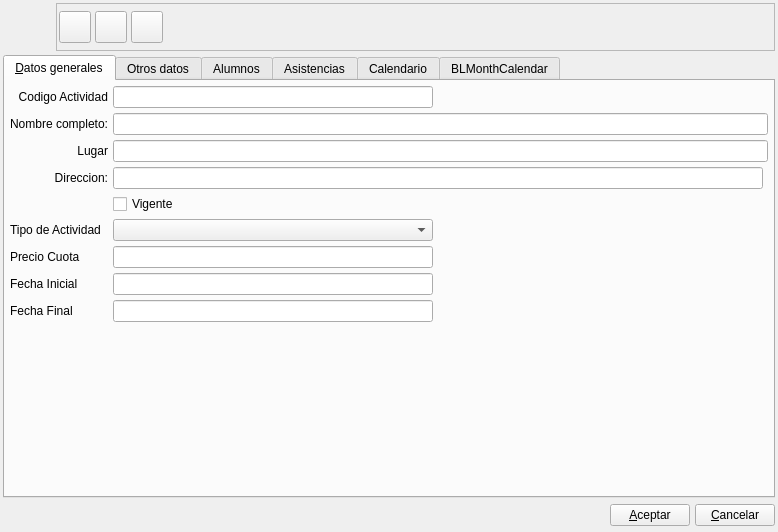
eboladev/Bulmages-1, file bulmages/bulmafact/plugins/pluginbf_actividad/actividadbase.ui: the form before one commit.
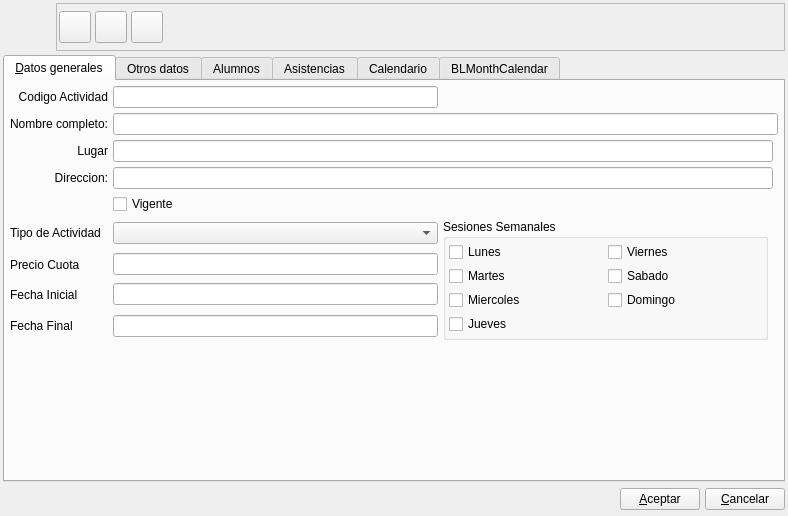
The form after the commit. Icons and pictures are not drawn. Custom widgets are drawn as their Qt base class.

The edit to the form file:
```diff
--- a/bulmages/bulmafact/plugins/pluginbf_actividad/actividadbase.ui
+++ b/bulmages/bulmafact/plugins/pluginbf_actividad/actividadbase.ui
@@ -7,8 +7,8 @@
    <rect>
     <x>0</x>
     <y>0</y>
-    <width>778</width>
-    <height>532</height>
+    <width>788</width>
+    <height>516</height>
    </rect>
   </property>
   <property name="minimumSize">
@@ -325,7 +325,7 @@
          </property>
         </widget>
        </item>
-       <item row="2" column="1" colspan="4">
+       <item row="2" column="1" colspan="3">
         <widget class="QLineEdit" name="mui_corpcliente">
          <property name="maxLength">
           <number>200</number>
@@ -352,7 +352,7 @@
          </property>
         </widget>
        </item>
-       <item row="10" column="1">
+       <item row="11" column="1">
         <spacer>
          <property name="orientation">
           <enum>Qt::Vertical</enum>
@@ -365,7 +365,7 @@
          </property>
         </spacer>
        </item>
-       <item row="9" column="1" colspan="2">
+       <item row="10" column="1" colspan="2">
         <widget class="BlSearchWidget" name="mui_idprofesor" native="true">
          <property name="sizePolicy">
           <sizepolicy hsizetype="Expanding" vsizetype="Fixed">
@@ -428,6 +428,64 @@
          </property>
         </widget>
        </item>
+       <item row="5" column="2" rowspan="4">
+        <widget class="QGroupBox" name="groupBox">
+         <property name="title">
+          <string>Sesiones Semanales</string>
+         </property>
+         <layout class="QGridLayout" name="gridLayout_5">
+          <item row="0" column="0">
+           <widget class="QCheckBox" name="mui_lunesactividad">
+            <property name="text">
+             <string>Lunes</string>
+            </property>
+           </widget>
+          </item>
+          <item row="1" column="0">
+           <widget class="QCheckBox" name="mui_martesactividad">
+            <property name="text">
+             <string>Martes</string>
+            </property>
+           </widget>
+          </item>
+          <item row="2" column="0">
+           <widget class="QCheckBox" name="mui_miercolesactividad">
+            <property name="text">
+             <string>Miercoles</string>
+            </property>
+           </widget>
+          </item>
+          <item row="1" column="1">
+           <widget class="QCheckBox" name="mui_sabadoactividad">
+            <property name="text">
+             <string>Sabado</string>
+            </property>
+           </widget>
+          </item>
+          <item row="2" column="1">
+           <widget class="QCheckBox" name="mui_domingoactividad">
+            <property name="text">
+             <string>Domingo</string>
+            </property>
+           </widget>
+          </item>
+          <item row="0" column="1">
+           <widget class="QCheckBox" name="mui_viernesactividad">
+            <property name="text">
+             <string>Viernes</string>
+            </property>
+           </widget>
+          </item>
+          <item row="3" column="0">
+           <widget class="QCheckBox" name="mui_juevesactividad">
+            <property name="text">
+             <string>Jueves</string>
+            </property>
+           </widget>
+          </item>
+         </layout>
+        </widget>
+       </item>
       </layout>
      </widget>
      <widget class="QWidget" name="tabOtros">
```
